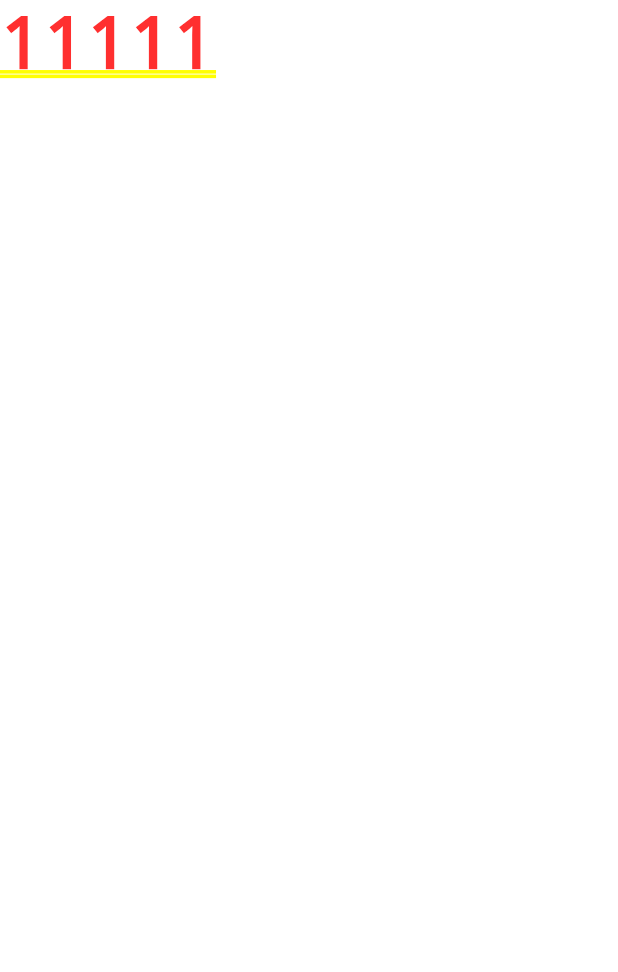
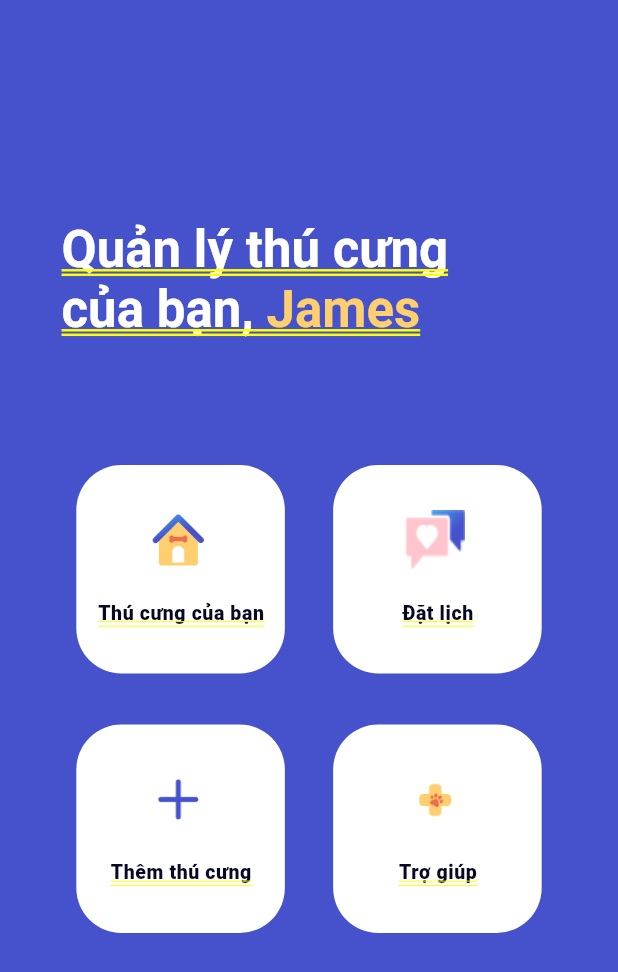
Before and after one commit to DQuyen231/PetCarePal_template, a Flutter app: the screen it shows after launch, on a phone screen of 412 x 824 dp. Shown: the top 972 px of the screen. Run offline on Flutter 3.47's test engine with Material 3 defaults, Android fonts, the phone set to English and light mode, and no system bars; Roboto replaces fonts that are missing (Encode Sans).

Commit message:
splash and home screen

```diff
--- a/lib/main.dart
+++ b/lib/main.dart
@@ -1,4 +1,6 @@
 import 'package:flutter/material.dart';
+import 'package:petcarepal/screens/splash/splash.dart';
+import 'package:petcarepal/screens/home/home.dart';
 
 void main() {
   runApp(const MyApp());
@@ -13,12 +15,12 @@ class MyApp extends StatelessWidget {
     return MaterialApp(
       title: 'Flutter Demo',
       theme: ThemeData(
-
-        colorScheme: ColorScheme.fromSeed(seedColor: Colors.deepPurple),
+        colorScheme: ColorScheme.fromSeed(
+            seedColor: const Color.fromARGB(255, 245, 244, 247)),
         useMaterial3: true,
       ),
       debugShowCheckedModeBanner: false,
-      home: const Text('11111'),
+      home: HomeScreen(),
     );
   }
 }
--- /dev/null
+++ b/lib/screens/home/components/button.dart
@@ -0,0 +1,175 @@
+// import 'package:flutter/material.dart';
+
+// class ActionButtonWidget extends StatelessWidget {
+//   final String label;
+//   final AssetImage iconAssetPath;
+
+//   ActionButtonWidget({required this.label, required this.iconAssetPath});
+
+//   @override
+//   Widget build(BuildContext context) {
+//     return Container(
+//       width: 139.02,
+//       height: 139.02,
+//       child: Stack(
+//         children: [
+//           Positioned(
+//             left: 0,
+//             top: 0,
+//             child: Container(
+//               width: 139.02,
+//               height: 139.02,
+//               decoration: ShapeDecoration(
+//                 color: Colors.white,
+//                 shape: RoundedRectangleBorder(
+//                   borderRadius: BorderRadius.circular(30),
+//                 ),
+//               ),
+//             ),
+//           ),
+//           Positioned(
+//             left: 6.32,
+//             top: 94.79,
+//             child: SizedBox(
+//               width: 126.38,
+//               height: 16.98,
+//               child: Text(
+//                 label,
+//                 textAlign: TextAlign.center,
+//                 style: TextStyle(
+//                   color: Color(0xFF070821),
+//                   fontSize: 11,
+//                   fontFamily: 'Encode Sans',
+//                   fontWeight: FontWeight.w500,
+//                   height: 0.13,
+//                   letterSpacing: 0.40,
+//                 ),
+//               ),
+//             ),
+//           ),
+//           Positioned(
+//             left: 38.20,
+//             top: 27.59,
+//             child: Container(
+//               width: 63.19,
+//               height: 63.19,
+//               child: Stack(
+//                 children: [
+//                   Positioned(
+//                     left: 4.17,
+//                     top: 4,
+//                     child: Container(
+//                       width: 26,
+//                       height: 30,
+//                       decoration: BoxDecoration(
+//                         image: DecorationImage(
+//                           image: iconAssetPath,
+//                           fit: BoxFit.fill,
+//                         ),
+//                       ),
+//                     ),
+//                   ),
+//                   Positioned(
+//                     left: 0,
+//                     top: 0,
+//                     child: Container(
+//                       width: 34.17,
+//                       height: 19.13,
+//                       decoration: BoxDecoration(
+//                         image: DecorationImage(
+//                           image: iconAssetPath,
+//                           fit: BoxFit.fill,
+//                         ),
+//                       ),
+//                     ),
+//                   ),
+//                 ],
+//               ),
+//             ),
+//           ),
+//         ],
+//       ),
+//     );
+//   }
+// }
+
+import 'package:flutter/material.dart';
+
+class ActionButtonWidget extends StatelessWidget {
+  final String label;
+  final AssetImage iconAssetPath;
+
+  ActionButtonWidget({required this.label, required this.iconAssetPath});
+
+  @override
+  Widget build(BuildContext context) {
+    return Container(
+      width: 139.02,
+      height: 139.02,
+      child: Stack(
+        children: [
+          Positioned(
+            left: 0,
+            top: 0,
+            child: Container(
+              width: 139.02,
+              height: 139.02,
+              decoration: ShapeDecoration(
+                color: Colors.white,
+                shape: RoundedRectangleBorder(
+                  borderRadius: BorderRadius.circular(30),
+                ),
+              ),
+            ),
+          ),
+          Positioned(
+            left: 0, // Điều chỉnh giá trị left cho vị trí của label
+            top: 90, // Điều chỉnh giá trị top cho vị trí của label
+            child: SizedBox(
+              width: 140,
+              height: 50,
+              child: Text(
+                label,
+                textAlign: TextAlign.center,
+                style: TextStyle(
+                  color: Color(0xFF070821),
+                  fontSize: 13,
+                  fontFamily: 'Encode Sans',
+                  fontWeight: FontWeight.w900,
+                  height: 1.3,
+                  letterSpacing: 0.40,
+                ),
+              ),
+            ),
+          ),
+          Positioned(
+            left: 48, // Điều chỉnh giá trị left cho vị trí của biểu tượng
+            top: 30, // Điều chỉnh giá trị top cho vị trí của biểu tượng
+            child: Container(
+              width: 80,
+              height: 80,
+              child: Stack(
+                children: [
+                  Positioned(
+                    left: 0,
+                    top: 0,
+                    child: Container(
+                      width: 40,
+                      height: 40,
+                      decoration: BoxDecoration(
+                        image: DecorationImage(
+                          image: iconAssetPath,
+                          fit: BoxFit.fill,
+                        ),
+                      ),
+                    ),
+                  ),
+                ],
+              ),
+            ),
+          ),
+        ],
+      ),
+    );
+  }
+}
--- /dev/null
+++ b/lib/screens/home/components/welcome.dart
@@ -0,0 +1,37 @@
+import 'package:flutter/material.dart';
+
+class HeaderWidget extends StatelessWidget {
+  @override
+  Widget build(BuildContext context) {
+    return Positioned(
+      left: 41,
+      top: 146,
+      child: Text.rich(
+        TextSpan(
+          children: [
+            TextSpan(
+              text: 'Quản lý thú cưng\ncủa bạn, ',
+              style: TextStyle(
+                color: Color(0xFFFFFFFF),
+                fontSize: 34,
+                fontFamily: 'Encode Sans',
+                fontWeight: FontWeight.w700,
+                height: 0,
+              ),
+            ),
+            TextSpan(
+              text: 'James',
+              style: TextStyle(
+                color: Color(0xFFFFCF6F),
+                fontSize: 34,
+                fontFamily: 'Encode Sans',
+                fontWeight: FontWeight.w700,
+                height: 0,
+              ),
+            ),
+          ],
+        ),
+      ),
+    );
+  }
+}
--- /dev/null
+++ b/lib/screens/home/home.dart
@@ -0,0 +1,54 @@
+// home_screen.dart
+
+import 'package:flutter/material.dart';
+import 'package:petcarepal/screens/home/components/welcome.dart';
+import 'package:petcarepal/screens/home/components/button.dart';
+
+class HomeScreen extends StatelessWidget {
+  @override
+  Widget build(BuildContext context) {
+    return Container(
+      width: 375,
+      height: 812,
+      clipBehavior: Clip.antiAlias,
+      decoration: BoxDecoration(color: Color(0xFF4552CB)),
+      child: Stack(
+        children: [
+          HeaderWidget(),
+          Positioned(
+            right: 50.88,
+            top: 310,
+            child: ActionButtonWidget(
+              label: 'Đặt lịch',
+              iconAssetPath: AssetImage('assets/icons/booking.png'),
+            ),
+          ),
+          Positioned(
+            right: 50.88,
+            top: 482.98,
+            child: ActionButtonWidget(
+              label: 'Trợ giúp',
+              iconAssetPath: AssetImage('assets/icons/help.png'),
+            ),
+          ),
+          Positioned(
+            left: 50.88,
+            top: 310,
+            child: ActionButtonWidget(
+              label: 'Thú cưng của bạn',
+              iconAssetPath: AssetImage('assets/icons/yourpet.png'),
+            ),
+          ),
+          Positioned(
+            left: 50.88,
+            top: 482.98,
+            child: ActionButtonWidget(
+              label: 'Thêm thú cưng',
+              iconAssetPath: AssetImage('assets/icons/add.png'),
+            ),
+          ),
+        ],
+      ),
+    );
+  }
+}
```
Also changed, not shown: lib/screens/splash/splash.dart (added, +140 -0 lines), pubspec.yaml (+6 -3 lines), assets/icons/add.png (added), assets/icons/booking.png (added), assets/icons/help.png (added), assets/icons/icon.png (added), assets/icons/yourpet.png (added), package-lock.json (added).
